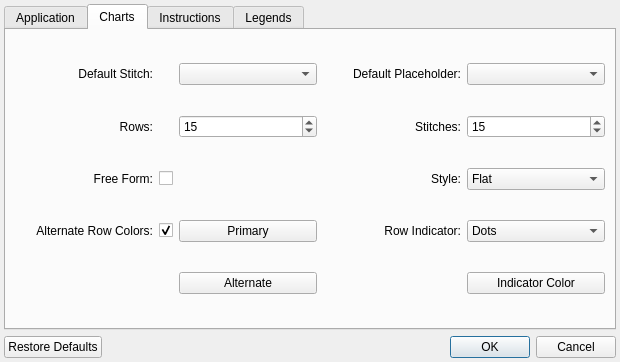
Old version of the form src/settings.ui in the repository iPenguin/CrochetCharts.
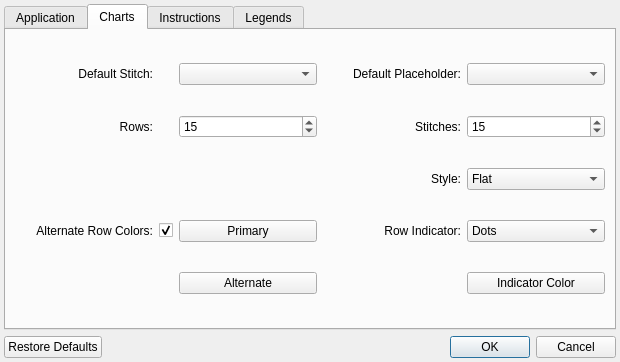
New version of the form.

Commit message: Remove the freeForm option, make charts always free form

```diff
--- a/src/settings.ui
+++ b/src/settings.ui
@@ -310,26 +310,6 @@
          </item>
         </widget>
        </item>
-       <item row="5" column="0">
-        <widget class="QLabel" name="label_25">
-         <property name="text">
-          <string>Free Form:</string>
-         </property>
-         <property name="alignment">
-          <set>Qt::AlignRight|Qt::AlignTrailing|Qt::AlignVCenter</set>
-         </property>
-         <property name="buddy">
-          <cstring>chartFreeForm</cstring>
-         </property>
-        </widget>
-       </item>
-       <item row="5" column="1">
-        <widget class="QCheckBox" name="chartFreeForm">
-         <property name="text">
-          <string/>
-         </property>
-        </widget>
-       </item>
        <item row="5" column="4">
         <widget class="QComboBox" name="chartStyle">
          <item>
```
Left out of the diff: 1 changed line with no effect on the pictures. The commit also changes 9 other files.
